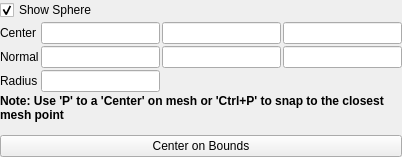
Qt form Qt/ApplicationComponents/Resources/UI/pqSpherePropertyWidget.ui (Kitware/ParaView) before a commit.
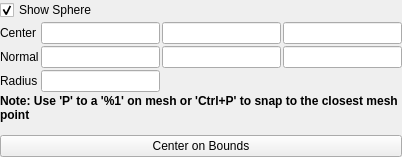
The same form after that commit. Custom widgets are drawn as their Qt base class.

Patch:
```diff
--- a/Qt/ApplicationComponents/Resources/UI/pqSpherePropertyWidget.ui
+++ b/Qt/ApplicationComponents/Resources/UI/pqSpherePropertyWidget.ui
@@ -84,7 +84,7 @@
       </font>
      </property>
      <property name="text">
-      <string>Note: Use 'P' to a 'Center' on mesh or 'Ctrl+P' to snap to the closest mesh point</string>
+      <string>Note: Use 'P' to a '%1' on mesh or 'Ctrl+P' to snap to the closest mesh point</string>
      </property>
      <property name="alignment">
       <set>Qt::AlignLeading|Qt::AlignLeft|Qt::AlignTop</set>
```
